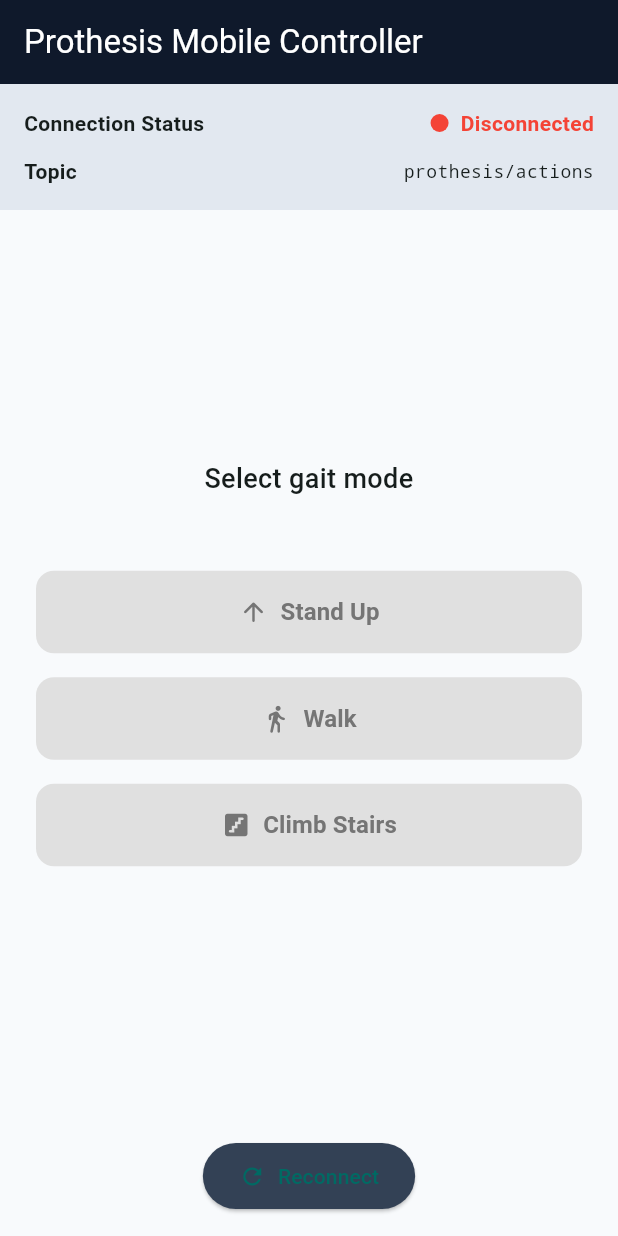
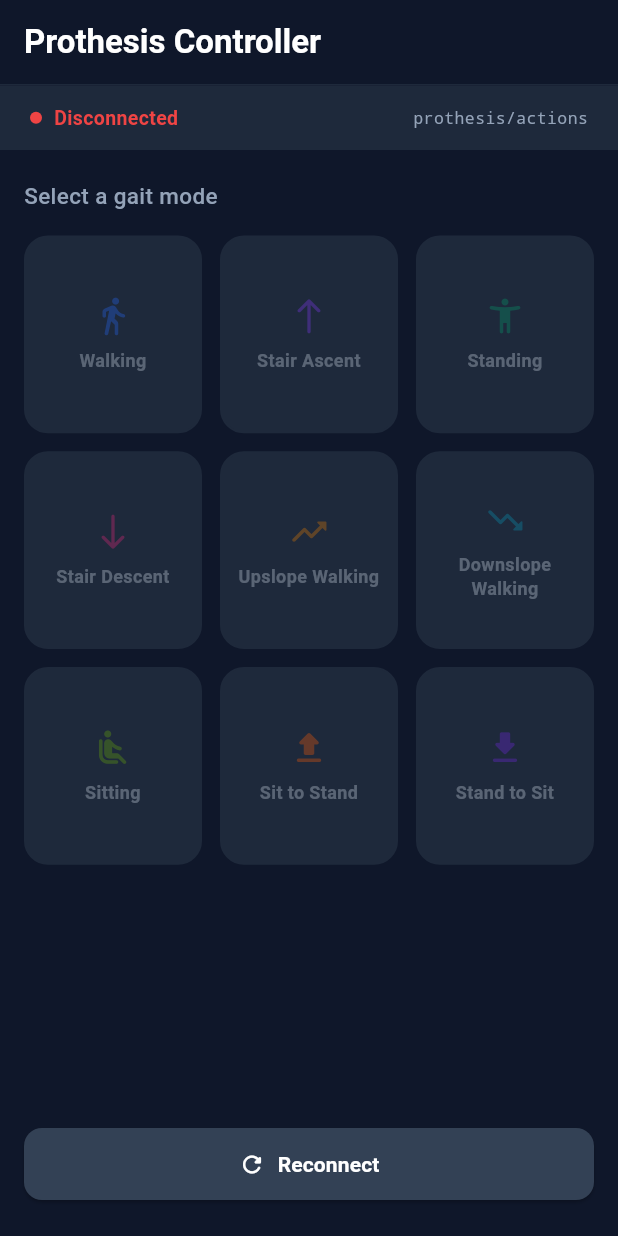
Before and after one commit to mateus-sartorio/prosthesis_mobile_controller, a Flutter app: the screen it shows after launch, on a phone screen of 412 x 824 dp. Run offline on Flutter 3.47's test engine with Material 3 defaults, Android fonts, the phone set to English and light mode, and no system bars; missing offline and left inert: mqtt_client.

Commit message:
feat: update gait modes

```diff
--- a/lib/models/action_command.dart
+++ b/lib/models/action_command.dart
@@ -14,17 +14,31 @@ extension CommandTypeValue on CommandType {
 
 /// Gait modes
 enum GaitMode {
-  standUp(1),
-  walk(2),
-  climbStairs(3);
+  walking(1),
+  stairAscent(2),
+  standing(3),
+  stairDescent(4),
+  upslopeWalking(5),
+  downslopeWalking(6),
+  sitting(7),
+  sitToStand(8),
+  standToSit(9);
 
   final int value;
   const GaitMode(this.value);
 
-  String buildGaitModeActionMessage() {
-    final modeName = name.replaceAll('_', ' ').toLowerCase();
-    final title = modeName.split(' ').map((s) => s[0].toUpperCase() + s.substring(1)).join(' ');
-    return 'Gait mode changed to $title';
+  String get label {
+    switch (this) {
+      case GaitMode.walking:        return 'Walking';
+      case GaitMode.stairAscent:    return 'Stair Ascent';
+      case GaitMode.standing:       return 'Standing';
+      case GaitMode.stairDescent:   return 'Stair Descent';
+      case GaitMode.upslopeWalking: return 'Upslope Walking';
+      case GaitMode.downslopeWalking: return 'Downslope Walking';
+      case GaitMode.sitting:        return 'Sitting';
+      case GaitMode.sitToStand:     return 'Sit to Stand';
+      case GaitMode.standToSit:     return 'Stand to Sit';
+    }
   }
 }
 
--- a/lib/screens/home_screen.dart
+++ b/lib/screens/home_screen.dart
@@ -2,6 +2,7 @@ import 'package:flutter/material.dart';
 import '../l10n/app_localizations.dart';
 import '../config/mqtt_config.dart';
 import '../services/mqtt_service.dart';
+import '../models/action_command.dart';
 
 class HomeScreen extends StatefulWidget {
   const HomeScreen({super.key});
@@ -14,6 +15,19 @@ class _HomeScreenState extends State<HomeScreen> {
   late MqttService _mqttService;
   bool _isConnected = false;
   bool _isConnecting = false;
+  GaitMode? _activeMode;
+
+  static const _modeConfig = <GaitMode, ({IconData icon, Color color})>{
+    GaitMode.walking:          (icon: Icons.directions_walk_rounded,  color: Color(0xFF2563EB)),
+    GaitMode.stairAscent:      (icon: Icons.north_rounded,            color: Color(0xFF7C3AED)),
+    GaitMode.standing:         (icon: Icons.accessibility_new_rounded, color: Color(0xFF059669)),
+    GaitMode.stairDescent:     (icon: Icons.south_rounded,            color: Color(0xFFDB2777)),
+    GaitMode.upslopeWalking:   (icon: Icons.trending_up_rounded,      color: Color(0xFFD97706)),
+    GaitMode.downslopeWalking: (icon: Icons.trending_down_rounded,    color: Color(0xFF0891B2)),
+    GaitMode.sitting:          (icon: Icons.airline_seat_recline_normal_rounded, color: Color(0xFF65A30D)),
+    GaitMode.sitToStand:       (icon: Icons.upload_rounded,           color: Color(0xFFEA580C)),
+    GaitMode.standToSit:       (icon: Icons.download_rounded,         color: Color(0xFF6D28D9)),
+  };
 
   @override
   void initState() {
@@ -21,28 +35,19 @@ class _HomeScreenState extends State<HomeScreen> {
     _initializeMqtt();
   }
 
-  /// Initialize MQTT service and connect
   Future<void> _initializeMqtt() async {
     _mqttService = MqttService();
-
-    // Listen to connection status changes
     _mqttService.connectionStatusStream.listen((isConnected) {
       setState(() {
         _isConnected = isConnected;
         _isConnecting = false;
       });
     });
-
-    // Attempt to connect
     await _connectMqtt();
   }
 
-  /// Connect to MQTT broker
   Future<void> _connectMqtt() async {
-    setState(() {
-      _isConnecting = true;
-    });
-
+    setState(() => _isConnecting = true);
     try {
       await _mqttService.connect();
       setState(() {
@@ -56,169 +61,106 @@ class _HomeScreenState extends State<HomeScreen> {
       });
       if (mounted) {
         ScaffoldMessenger.of(context).showSnackBar(
-          SnackBar(
-            content: Text('Failed to connect: $e'),
-            backgroundColor: Colors.red,
-          ),
+          SnackBar(content: Text('Failed to connect: $e'), backgroundColor: Colors.red),
         );
       }
     }
   }
 
-  /// Handle Levantar button press
-  Future<void> _handleLevantar() async {
+  Future<void> _handleModeSelect(GaitMode mode) async {
     try {
-      await _mqttService.publishAction(1);
-      _showActionFeedback('Stand Up');
+      await _mqttService.publishAction(mode.value);
+      setState(() => _activeMode = mode);
+      if (mounted) {
+        ScaffoldMessenger.of(context).showSnackBar(
+          SnackBar(
+            content: Text('${mode.label} activated'),
+            duration: const Duration(seconds: 1),
+            backgroundColor: _modeConfig[mode]!.color,
+          ),
+        );
+      }
     } catch (e) {
-      _showErrorSnackBar('Failed to publish action: $e');
+      if (mounted) {
+        ScaffoldMessenger.of(context).showSnackBar(
+          SnackBar(content: Text('Failed to send command: $e'), backgroundColor: Colors.red),
+        );
+      }
     }
   }
 
-  /// Handle Andar button press
-  Future<void> _handleAndar() async {
-    try {
-      await _mqttService.publishAction(2);
-      _showActionFeedback('Walk');
-    } catch (e) {
-      _showErrorSnackBar('Failed to publish action: $e');
-    }
-  }
-
-  /// Handle Subir Escada button press
-  Future<void> _handleSubirEscada() async {
-    try {
-      await _mqttService.publishAction(3);
-      _showActionFeedback('Climb Stairs');
-    } catch (e) {
-      _showErrorSnackBar('Failed to publish action: $e');
-    }
-  }
-
-  /// Show feedback after action
-  void _showActionFeedback(String action) {
-    if (mounted) {
-      ScaffoldMessenger.of(context).showSnackBar(
-        SnackBar(
-          content: Text('$action sent successfully'),
-          duration: const Duration(seconds: 1),
-        ),
-      );
-    }
-  }
-
-  /// Show error snackbar
-  void _showErrorSnackBar(String message) {
-    if (mounted) {
-      ScaffoldMessenger.of(context).showSnackBar(
-        SnackBar(content: Text(message), backgroundColor: Colors.red),
-      );
-    }
-  }
-
-  /// Build connection status indicator
   Widget _buildStatusBar(AppLocalizations l10n) {
-    final statusColor = _isConnected ? Colors.green : Colors.red;
+    final statusColor = _isConnected ? const Color(0xFF22C55E) : const Color(0xFFEF4444);
     final statusText = _isConnecting
         ? l10n.connecting
         : (_isConnected ? l10n.connected : l10n.disconnected);
 
     return Container(
-      color: const Color(0xFFE2E8F0),
-      padding: const EdgeInsets.all(16),
-      child: Column(
+      color: const Color(0xFF1E293B),
+      padding: const EdgeInsets.symmetric(horizontal: 20, vertical: 12),
+      child: Row(
         children: [
-          Row(
-            mainAxisAlignment: MainAxisAlignment.spaceBetween,
-            children: [
-              Text(
-                l10n.connectionStatus,
-                style: const TextStyle(
-                  fontWeight: FontWeight.bold,
-                  fontSize: 14,
-                ),
-              ),
-              Row(
-                children: [
-                  Container(
-                    width: 12,
-                    height: 12,
-                    decoration: BoxDecoration(
-                      color: statusColor,
-                      shape: BoxShape.circle,
-                    ),
+          AnimatedContainer(
+            duration: const Duration(milliseconds: 300),
+            width: 8,
+            height: 8,
+            decoration: BoxDecoration(color: statusColor, shape: BoxShape.circle),
           ),
           const SizedBox(width: 8),
+          Text(statusText, style: TextStyle(color: statusColor, fontSize: 13, fontWeight: FontWeight.w600)),
+          const Spacer(),
           Text(
-                    statusText,
-                    style: TextStyle(
-                      color: statusColor,
-                      fontWeight: FontWeight.bold,
-                    ),
-                  ),
-                ],
-              ),
-            ],
-          ),
-          const SizedBox(height: 12),
-          Row(
-            mainAxisAlignment: MainAxisAlignment.spaceBetween,
-            children: [
-              Text(
-                l10n.topic,
-                style: const TextStyle(
-                  fontWeight: FontWeight.bold,
-                  fontSize: 14,
-                ),
-              ),
-              Expanded(
-                child: Text(
             MqttConfig.commandLogsTopic,
-                  textAlign: TextAlign.end,
-                  style: const TextStyle(fontFamily: 'monospace', fontSize: 12),
+            style: const TextStyle(fontFamily: 'monospace', fontSize: 11, color: Color(0xFF94A3B8)),
             overflow: TextOverflow.ellipsis,
-                ),
-              ),
-            ],
           ),
         ],
       ),
     );
   }
 
-  /// Build action button
-  Widget _buildActionButton({
-    required String label,
-    required VoidCallback onPressed,
-    required Color color,
-    required IconData icon,
-    required Color iconColor,
-  }) {
-    return Expanded(
+  Widget _buildModeCard(GaitMode mode) {
+    final cfg = _modeConfig[mode]!;
+    final isActive = _activeMode == mode;
+    final enabled = _isConnected;
+
+    return GestureDetector(
+      onTap: enabled ? () => _handleModeSelect(mode) : null,
+      child: AnimatedContainer(
+        duration: const Duration(milliseconds: 200),
+        decoration: BoxDecoration(
+          color: isActive ? cfg.color : const Color(0xFF1E293B),
+          borderRadius: BorderRadius.circular(16),
+          border: Border.all(
+            color: isActive ? cfg.color : enabled ? const Color(0xFF334155) : const Color(0xFF1E293B),
+            width: 1.5,
+          ),
+          boxShadow: isActive
+              ? [BoxShadow(color: cfg.color.withValues(alpha: 0.4), blurRadius: 12, spreadRadius: 1)]
+              : null,
+        ),
+        child: Opacity(
+          opacity: enabled ? 1.0 : 0.35,
           child: Padding(
-        padding: const EdgeInsets.symmetric(horizontal: 8),
-        child: ElevatedButton.icon(
-          onPressed: _isConnected ? onPressed : null,
-          icon: Icon(
-            icon,
-            size: 20,
-            color: _isConnected ? iconColor : Colors.grey[600],
+            padding: const EdgeInsets.symmetric(vertical: 18, horizontal: 8),
+            child: Column(
+              mainAxisAlignment: MainAxisAlignment.center,
+              children: [
+                Icon(cfg.icon, size: 28, color: isActive ? Colors.white : cfg.color),
+                const SizedBox(height: 8),
+                Text(
+                  mode.label,
+                  textAlign: TextAlign.center,
+                  maxLines: 2,
+                  overflow: TextOverflow.ellipsis,
+                  style: TextStyle(
+                    fontSize: 12,
+                    fontWeight: FontWeight.w600,
+                    color: isActive ? Colors.white : const Color(0xFFCBD5E1),
+                    height: 1.3,
                   ),
-          style: ElevatedButton.styleFrom(
-            backgroundColor: color,
-            disabledBackgroundColor: Colors.grey[300],
-            padding: const EdgeInsets.symmetric(vertical: 16),
-            shape: RoundedRectangleBorder(
-              borderRadius: BorderRadius.circular(12),
                 ),
-            elevation: 1,
-          ),
-          label: Text(
-            label,
-            style: TextStyle(
-              fontSize: 16,
-              fontWeight: FontWeight.bold,
-              color: _isConnected ? Colors.white : Colors.grey[600],
+              ],
             ),
           ),
         ),
@@ -237,100 +179,68 @@ class _HomeScreenState extends State<HomeScreen> {
     final l10n = AppLocalizations.of(context)!;
 
     return Scaffold(
+      backgroundColor: const Color(0xFF0F172A),
       appBar: AppBar(
-        title: const Text('Prothesis Mobile Controller'),
+        title: const Text('Prothesis Controller', style: TextStyle(fontWeight: FontWeight.w600)),
         backgroundColor: const Color(0xFF0F172A),
         foregroundColor: Colors.white,
-        elevation: 0.5,
+        elevation: 0,
+        bottom: PreferredSize(
+          preferredSize: const Size.fromHeight(1),
+          child: Container(height: 1, color: const Color(0xFF1E293B)),
+        ),
       ),
       body: Column(
         children: [
-          // Status bar
           _buildStatusBar(l10n),
 
-          // Main content
           Expanded(
+            child: Padding(
+              padding: const EdgeInsets.all(16),
               child: Column(
-              mainAxisAlignment: MainAxisAlignment.center,
+                crossAxisAlignment: CrossAxisAlignment.start,
                 children: [
-                // Instruction text
                   Padding(
-                  padding: const EdgeInsets.only(bottom: 48),
+                    padding: const EdgeInsets.only(bottom: 16, top: 4),
                     child: Text(
-                    l10n.instruction,
+                      _activeMode != null
+                          ? 'Active: ${_activeMode!.label}'
+                          : 'Select a gait mode',
                       style: const TextStyle(
-                      fontSize: 18,
+                        fontSize: 15,
                         fontWeight: FontWeight.w500,
-                    ),
-                    textAlign: TextAlign.center,
+                        color: Color(0xFF94A3B8),
                       ),
                     ),
-
-                // Action buttons
-                Padding(
-                  padding: const EdgeInsets.symmetric(horizontal: 16),
-                  child: Column(
-                    children: [
-                      // Levantar button
-                      Row(
-                        children: [
-                          _buildActionButton(
-                            label: l10n.levantar,
-                            onPressed: _handleLevantar,
-                            color: const Color(0xFF475569),
-                            icon: Icons.arrow_upward_rounded,
-                            iconColor: const Color(0xFF93C5FD),
                   ),
-                        ],
-                      ),
-                      const SizedBox(height: 16),
-
-                      // Andar button
-                      Row(
-                        children: [
-                          _buildActionButton(
-                            label: l10n.andar,
-                            onPressed: _handleAndar,
-                            color: const Color(0xFF4B5563),
-                            icon: Icons.directions_walk_rounded,
-                            iconColor: const Color(0xFF86EFAC),
-                          ),
-                        ],
-                      ),
-                      const SizedBox(height: 16),
-
-                      // Subir Escada button
-                      Row(
-                        children: [
-                          _buildActionButton(
-                            label: l10n.subir_escada,
-                            onPressed: _handleSubirEscada,
-                            color: const Color(0xFF52525B),
-                            icon: Icons.stairs_rounded,
-                            iconColor: const Color(0xFFF9A8D4),
-                          ),
-                        ],
-                      ),
-                    ],
+                  Expanded(
+                    child: GridView.count(
+                      crossAxisCount: 3,
+                      mainAxisSpacing: 12,
+                      crossAxisSpacing: 12,
+                      childAspectRatio: 0.9,
+                      children: GaitMode.values.map(_buildModeCard).toList(),
                     ),
                   ),
                 ],
               ),
             ),
+          ),
 
-          // Reconnect button (shown when disconnected)
           if (!_isConnected && !_isConnecting)
             Padding(
-              padding: const EdgeInsets.all(16),
+              padding: const EdgeInsets.fromLTRB(16, 0, 16, 24),
+              child: SizedBox(
+                width: double.infinity,
                 child: ElevatedButton.icon(
                   onPressed: _connectMqtt,
-                icon: const Icon(Icons.refresh),
-                label: const Text('Reconnect'),
+                  icon: const Icon(Icons.refresh_rounded),
+                  label: const Text('Reconnect', style: TextStyle(fontWeight: FontWeight.w600)),
                   style: ElevatedButton.styleFrom(
                     backgroundColor: const Color(0xFF334155),
-                  padding: const EdgeInsets.symmetric(
-                    horizontal: 24,
-                    vertical: 12,
+                    foregroundColor: Colors.white,
+                    padding: const EdgeInsets.symmetric(vertical: 14),
+                    shape: RoundedRectangleBorder(borderRadius: BorderRadius.circular(12)),
                   ),
                 ),
               ),
```
Also changed, not shown: pubspec.yaml (+15 -0 lines), assets/icon/icon.png (added), pubspec.lock, 43 other files. Lines whose indentation alone changed are shown as unchanged.
